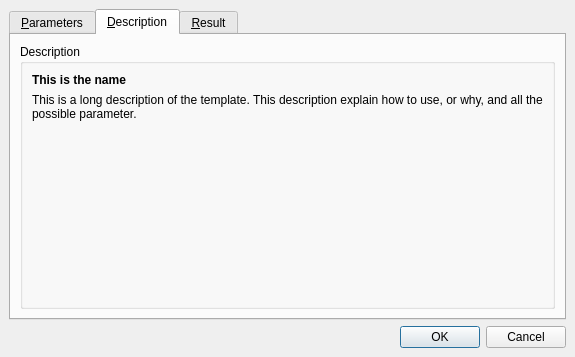
Qt form framework/snipets/callsnipetdlg.ui (phoenix741/xinx) before a commit.
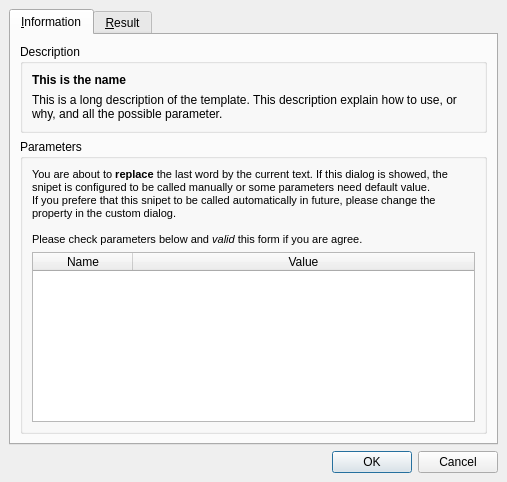
The same form after that commit. The open tabs and pages were chosen to show the change.

Commit message: Update dialog to call snipet and begin the creation of a model menu object

What changed in the file:
```diff
--- a/framework/snipets/callsnipetdlg.ui
+++ b/framework/snipets/callsnipetdlg.ui
@@ -6,8 +6,8 @@
    <rect>
     <x>0</x>
     <y>0</y>
-    <width>575</width>
-    <height>357</height>
+    <width>507</width>
+    <height>482</height>
    </rect>
   </property>
   <property name="windowTitle">
@@ -27,16 +27,48 @@
      </property>
      <widget class="QWidget" name="tab">
       <attribute name="title">
-       <string>&amp;Parameters</string>
+       <string>&amp;Information</string>
       </attribute>
       <layout class="QVBoxLayout" name="verticalLayout">
+       <item>
+        <widget class="QGroupBox" name="groupBox_2">
+         <property name="title">
+          <string>Description</string>
+         </property>
+         <layout class="QVBoxLayout" name="_3">
+          <property name="spacing">
+           <number>6</number>
+          </property>
+          <property name="margin">
+           <number>9</number>
+          </property>
+          <item>
+           <widget class="QLabel" name="m_labelName">
+            <property name="text">
+             <string>&lt;b&gt;This is the name&lt;/b&gt;</string>
+            </property>
+           </widget>
+          </item>
+          <item>
+           <widget class="QLabel" name="m_descriptionLabel">
+            <property name="text">
+             <string>This is a long description of the template. This description explain how to use, or why, and all the possible parameter.</string>
+            </property>
+            <property name="wordWrap">
+             <bool>true</bool>
+            </property>
+           </widget>
+          </item>
+         </layout>
+        </widget>
+       </item>
        <item>
         <widget class="QGroupBox" name="m_paramGroupBox">
          <property name="title">
           <string>Parameters</string>
          </property>
-         <layout class="QVBoxLayout" name="verticalLayout_2">
-          <item>
+         <layout class="QGridLayout" name="gridLayout_4">
+          <item row="0" column="0">
            <widget class="QLabel" name="label">
             <property name="sizePolicy">
              <sizepolicy hsizetype="Preferred" vsizetype="Maximum">
@@ -59,7 +91,7 @@
             </property>
            </widget>
           </item>
-          <item>
+          <item row="1" column="0">
            <widget class="QTableWidget" name="m_paramTableWidget">
             <attribute name="horizontalHeaderMinimumSectionSize">
              <number>1</number>
@@ -87,58 +119,6 @@
        </item>
       </layout>
      </widget>
-     <widget class="QWidget" name="tab_3">
-      <attribute name="title">
-       <string>&amp;Description</string>
-      </attribute>
-      <layout class="QGridLayout" name="gridLayout">
-       <item row="0" column="0">
-        <widget class="QGroupBox" name="groupBox_2">
-         <property name="title">
-          <string>Description</string>
-         </property>
-         <layout class="QVBoxLayout" name="_3">
-          <property name="spacing">
-           <number>6</number>
-          </property>
-          <property name="margin">
-           <number>9</number>
-          </property>
-          <item>
-           <widget class="QLabel" name="m_labelName">
-            <property name="text">
-             <string>&lt;b&gt;This is the name&lt;/b&gt;</string>
-            </property>
-           </widget>
-          </item>
-          <item>
-           <widget class="QLabel" name="m_descriptionLabel">
-            <property name="text">
-             <string>This is a long description of the template. This description explain how to use, or why, and all the possible parameter.</string>
-            </property>
-            <property name="wordWrap">
-             <bool>true</bool>
-            </property>
-           </widget>
-          </item>
-          <item>
-           <spacer name="verticalSpacer">
-            <property name="orientation">
-             <enum>Qt::Vertical</enum>
-            </property>
-            <property name="sizeHint" stdset="0">
-             <size>
-              <width>20</width>
-              <height>40</height>
-             </size>
-            </property>
-           </spacer>
-          </item>
-         </layout>
-        </widget>
-       </item>
-      </layout>
-     </widget>
      <widget class="QWidget" name="tab_2">
       <attribute name="title">
        <string>&amp;Result</string>
```
Left out of the diff: 12 changed lines with no effect on the pictures. The commit also changes 6 other files.
